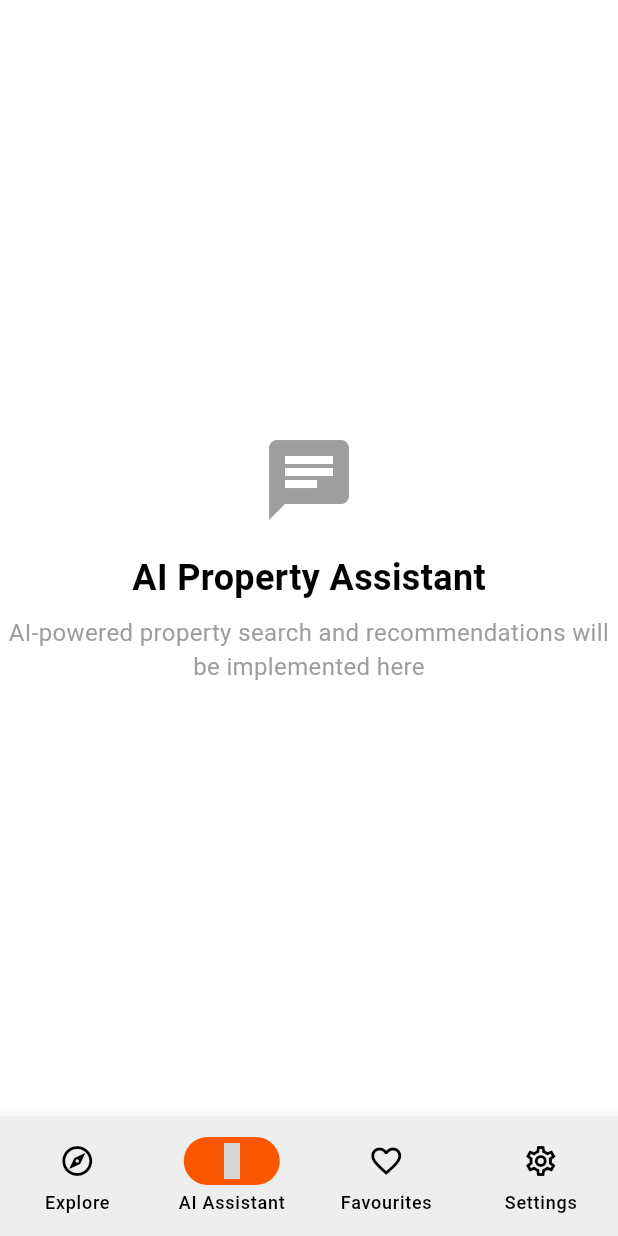
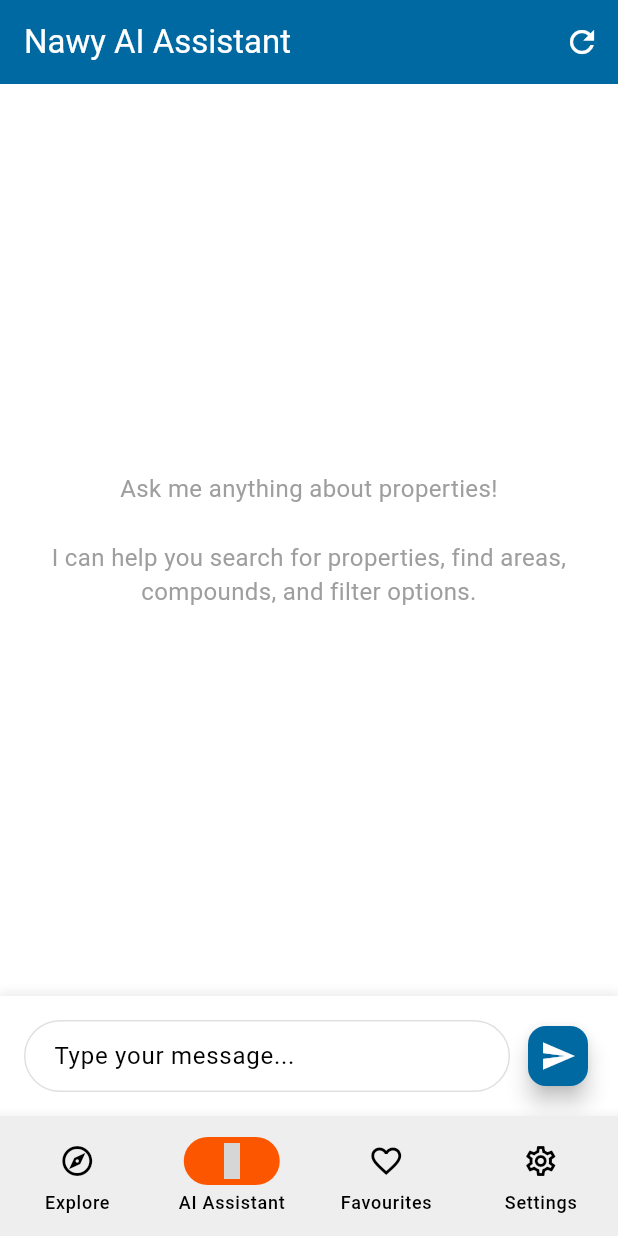
Before and after one commit to ISL270/nawy-ai-flutter-app, a Flutter app: the screen it shows after launch, item 2 of the bottom bar chosen, on a phone screen of 412 x 824 dp. Run offline on Flutter 3.47's test engine with Material 3 defaults, Android fonts, the phone set to English and light mode, and no system bars; our stand-ins replace bloc, cached_network_image, dio, equatable, firebase_ai, firebase_core and 8 more; accounts and stored records are empty; generated files the repository leaves out were written again; network calls fail; grey boxes are pictures that could not be loaded.

Commit message:
feat: implement AI assistant with Gemini integration for property search

```diff
--- /dev/null
+++ b/lib/app/features/ai_assistant/domain/ai_service.dart
@@ -0,0 +1,196 @@
+import 'package:firebase_ai/firebase_ai.dart';
+import 'package:injectable/injectable.dart';
+import 'package:nawy_app/app/features/search/domain/property_repository.dart';
+
+@singleton
+class AiService {
+  final PropertyRepository _propertyRepository;
+  late final GenerativeModel _model;
+
+  AiService(this._propertyRepository) {
+    _initializeModel();
+  }
+
+  void _initializeModel() {
+    // Define function declarations for property search
+    final searchPropertiesFunction = FunctionDeclaration(
+      'searchProperties',
+      'Search for real estate properties based on user criteria. This function can filter properties by location (area/compound), price range, number of bedrooms, and property type.',
+      parameters: {
+        'searchQuery': Schema.string(
+          description: 'General search query or keywords for property search',
+        ),
+        'areaIds': Schema.array(
+          description: 'List of area IDs to filter properties by location',
+          items: Schema.integer(),
+        ),
+        'compoundIds': Schema.array(
+          description: 'List of compound IDs to filter properties by specific compounds',
+          items: Schema.integer(),
+        ),
+        'minPrice': Schema.integer(description: 'Minimum price filter for properties in EGP'),
+        'maxPrice': Schema.integer(description: 'Maximum price filter for properties in EGP'),
+        'minBedrooms': Schema.integer(description: 'Minimum number of bedrooms required'),
+        'maxBedrooms': Schema.integer(description: 'Maximum number of bedrooms required'),
+        'propertyTypeIds': Schema.array(
+          description: 'List of property type IDs (e.g., apartment, villa, townhouse)',
+          items: Schema.integer(),
+        ),
+      },
+    );
+
+    final getAreasFunction = FunctionDeclaration(
+      'getAreas',
+      'Get all available areas/locations where properties are available. Use this to help users understand available locations.',
+      parameters: {},
+    );
+
+    final getCompoundsFunction = FunctionDeclaration(
+      'getCompounds',
+      'Get all available compounds/developments. Use this to help users find specific compounds or developments.',
+      parameters: {},
+    );
+
+    final getFilterOptionsFunction = FunctionDeclaration(
+      'getFilterOptions',
+      'Get all available filter options including property types, price ranges, and other filtering criteria.',
+      parameters: {},
+    );
+
+    // Initialize Gemini 2.5 Pro with function declarations
+    _model = FirebaseAI.googleAI().generativeModel(
+      model: 'gemini-2.5-pro',
+      tools: [
+        Tool.functionDeclarations([
+          searchPropertiesFunction,
+          getAreasFunction,
+          getCompoundsFunction,
+          getFilterOptionsFunction,
+        ]),
+      ],
+      systemInstruction: Content.system('''
+      You are a helpful real estate assistant for Nawy, Egypt's leading real estate platform.
+      You help users find their perfect property by understanding their needs and searching through available properties.
+
+      Available functions:
+      - searchProperties: Search for properties with filters
+      - getAreas: Get all available areas/locations
+      - getCompounds: Get all available compounds/developments
+      - getFilterOptions: Get available filter options
+
+      Key guidelines:
+      - Always be friendly and professional
+      - Ask clarifying questions when user requirements are unclear
+      - Use ONLY the exact function names provided above
+      - Provide detailed property information including price, location, bedrooms, and key features
+      - Help users understand different areas and compounds in Egypt
+      - Convert between different price formats (e.g., millions to actual numbers)
+      - Be knowledgeable about Egyptian real estate market
+
+      When users ask about properties, use the functions to find relevant results and present them in a clear, organized way.
+      '''),
+    );
+  }
+
+  ChatSession startNewChat() {
+    return _model.startChat();
+  }
+
+  Future<GenerateContentResponse> sendMessage(ChatSession chat, String message) async {
+    var response = await chat.sendMessage(Content.text(message));
+
+    // Handle function calls
+    final functionCalls = response.functionCalls.toList();
+    if (functionCalls.isNotEmpty) {
+      for (final functionCall in functionCalls) {
+        final functionResult = await _handleFunctionCall(functionCall);
+
+        // Send function result back to model
+        response = await chat.sendMessage(
+          Content.functionResponse(functionCall.name, functionResult),
+        );
+      }
+    }
+
+    return response;
+  }
+
+  Future<Map<String, dynamic>> _handleFunctionCall(FunctionCall functionCall) async {
+    switch (functionCall.name) {
+      case 'searchProperties':
+        final args = functionCall.args;
+        final searchResponse = await _propertyRepository.searchProperties(
+          searchQuery: args['searchQuery'] as String?,
+          areaIds: (args['areaIds'] as List<dynamic>?)?.cast<int>(),
+          compoundIds: (args['compoundIds'] as List<dynamic>?)?.cast<int>(),
+          minPrice: args['minPrice'] as int?,
+          maxPrice: args['maxPrice'] as int?,
+          minBedrooms: args['minBedrooms'] as int?,
+          maxBedrooms: args['maxBedrooms'] as int?,
+          propertyTypeIds: (args['propertyTypeIds'] as List<dynamic>?)?.cast<int>(),
+        );
+
+        return {
+          'properties': searchResponse.properties
+              .map(
+                (property) => {
+                  'id': property.id,
+                  'name': property.name,
+                  'area': property.area?.name,
+                  'compound': property.compound?.name,
+                  'developer': property.developer?.name,
+                  'propertyType': property.propertyType?.name,
+                  'minPrice': property.minPrice,
+                  'maxPrice': property.maxPrice,
+                  'currency': property.currency,
+                  'numberOfBedrooms': property.numberOfBedrooms,
+                  'numberOfBathrooms': property.numberOfBathrooms,
+                  'minUnitArea': property.minUnitArea,
+                  'maxUnitArea': property.maxUnitArea,
+                  'finishing': property.finishing,
+                  'newProperty': property.newProperty,
+                  'resale': property.resale,
+                  'financing': property.financing,
+                  'hasOffers': property.hasOffers,
+                  'offerTitle': property.offerTitle,
+                },
+              )
+              .toList(),
+          'totalCount': searchResponse.totalProperties,
+        };
+
+      case 'getAreas':
+        final areas = await _propertyRepository.getAreas();
+        return {
+          'areas': areas
+              .map((area) => {'id': area.id, 'name': area.name, 'slug': area.slug})
+              .toList(),
+        };
+
+      case 'getCompounds':
+        final compounds = await _propertyRepository.getCompounds();
+        return {
+          'compounds': compounds
+              .map((compound) => {'id': compound.id, 'name': compound.name, 'slug': compound.slug})
+              .toList(),
+        };
+
+      case 'getFilterOptions':
+        final filterOptions = await _propertyRepository.getFilterOptions();
+        return {
+          'propertyTypes':
+              filterOptions.propertyTypes
+                  ?.map((type) => {'id': type.id, 'name': type.name})
+                  .toList() ??
+              [],
+          'minPriceList': filterOptions.minPriceList,
+          'maxPriceList': filterOptions.maxPriceList,
+          'minBedrooms': filterOptions.minBedrooms,
+          'maxBedrooms': filterOptions.maxBedrooms,
+        };
+
+      default:
+        throw UnimplementedError('Function not implemented: ${functionCall.name}');
+    }
+  }
+}
--- /dev/null
+++ b/lib/app/features/ai_assistant/presentation/bloc/ai_assistant_event.dart
@@ -0,0 +1,21 @@
+part of 'ai_assistant_bloc.dart';
+
+abstract class AiAssistantEvent extends Equatable {
+  const AiAssistantEvent();
+
+  @override
+  List<Object> get props => [];
+}
+
+class StartNewChatEvent extends AiAssistantEvent {
+  const StartNewChatEvent();
+}
+
+class SendMessageEvent extends AiAssistantEvent {
+  final String message;
+
+  const SendMessageEvent(this.message);
+
+  @override
+  List<Object> get props => [message];
+}
--- /dev/null
+++ b/lib/app/features/ai_assistant/presentation/bloc/ai_assistant_state.dart
@@ -0,0 +1,56 @@
+part of 'ai_assistant_bloc.dart';
+
+final class AiAssistantState extends Equatable {
+  // Overall loading/error status
+  final VoidStatus status;
+
+  // Chat messages
+  final List<AssistantMessage> messages;
+
+  const AiAssistantState._({
+    required this.status,
+    required this.messages,
+  });
+
+  // Factory constructor for initial state
+  const AiAssistantState._initial()
+    : this._(
+        status: const Initial(),
+        messages: const [],
+      );
+
+  // Factory constructor - use this instead of default constructor
+  factory AiAssistantState.initial() => AiAssistantState._initial();
+
+  AiAssistantState _copyWith({
+    VoidStatus? status,
+    List<AssistantMessage>? messages,
+  }) {
+    return AiAssistantState._(
+      status: status ?? this.status,
+      messages: messages ?? this.messages,
+    );
+  }
+
+  // Public copyWith method
+  AiAssistantState copyWith({
+    VoidStatus? status,
+    List<AssistantMessage>? messages,
+  }) {
+    return _copyWith(
+      status: status,
+      messages: messages,
+    );
+  }
+
+  // Convenience getters for checking states
+  bool get isLoading => status.isLoading;
+  bool get hasError => status.isFailure;
+  bool get hasMessages => messages.isNotEmpty;
+
+  // Error message getter
+  String? get errorMessage => status.isFailure ? (status as Failure).message : null;
+
+  @override
+  List<Object?> get props => [status, messages];
+}
--- /dev/null
+++ b/lib/app/features/ai_assistant/presentation/models/assistant_message.dart
@@ -0,0 +1,18 @@
+import 'package:equatable/equatable.dart';
+
+class AssistantMessage extends Equatable {
+  final String id;
+  final String text;
+  final bool isUser;
+  final DateTime timestamp;
+
+  const AssistantMessage({
+    required this.id,
+    required this.text,
+    required this.isUser,
+    required this.timestamp,
+  });
+
+  @override
+  List<Object> get props => [id, text, isUser, timestamp];
+}
--- /dev/null
+++ b/lib/app/features/ai_assistant/presentation/pages/ai_assistant_page.dart
@@ -0,0 +1,277 @@
+import 'package:flutter/material.dart';
+import 'package:flutter_bloc/flutter_bloc.dart';
+import 'package:nawy_app/app/core/injection/injection.dart';
+import 'package:nawy_app/app/features/ai_assistant/domain/ai_service.dart';
+import 'package:nawy_app/app/features/ai_assistant/presentation/bloc/ai_assistant_bloc.dart';
+import 'package:nawy_app/app/features/ai_assistant/presentation/models/assistant_message.dart';
+
+class AiAssistantPage extends StatelessWidget {
+  const AiAssistantPage({super.key});
+
+  @override
+  Widget build(BuildContext context) {
+    return BlocProvider(
+      create: (context) => AiAssistantBloc(getIt<AiService>())..add(const StartNewChatEvent()),
+      child: const _AiAssistantView(),
+    );
+  }
+}
+
+class _AiAssistantView extends StatefulWidget {
+  const _AiAssistantView();
+
+  @override
+  State<_AiAssistantView> createState() => _AiAssistantViewState();
+}
+
+class _AiAssistantViewState extends State<_AiAssistantView> {
+  final TextEditingController _messageController = TextEditingController();
+  final ScrollController _scrollController = ScrollController();
+
+  @override
+  void dispose() {
+    _messageController.dispose();
+    _scrollController.dispose();
+    super.dispose();
+  }
+
+  void _sendMessage() {
+    final message = _messageController.text.trim();
+    if (message.isNotEmpty) {
+      context.read<AiAssistantBloc>().add(SendMessageEvent(message));
+      _messageController.clear();
+      _scrollToBottom();
+    }
+  }
+
+  void _scrollToBottom() {
+    WidgetsBinding.instance.addPostFrameCallback((_) {
+      if (_scrollController.hasClients) {
+        _scrollController.animateTo(
+          _scrollController.position.maxScrollExtent,
+          duration: const Duration(milliseconds: 300),
+          curve: Curves.easeOut,
+        );
+      }
+    });
+  }
+
+  @override
+  Widget build(BuildContext context) {
+    return Scaffold(
+      appBar: AppBar(
+        title: const Text('Nawy AI Assistant'),
+        backgroundColor: Theme.of(context).primaryColor,
+        foregroundColor: Colors.white,
+        actions: [
+          IconButton(
+            icon: const Icon(Icons.refresh),
+            onPressed: () {
+              context.read<AiAssistantBloc>().add(const StartNewChatEvent());
+            },
+          ),
+        ],
+      ),
+      body: BlocConsumer<AiAssistantBloc, AiAssistantState>(
+        listener: (context, state) {
+          if (state.hasMessages) {
+            _scrollToBottom();
+          }
+        },
+        builder: (context, state) {
+          if (state.status.isInitial) {
+            return const Center(child: CircularProgressIndicator());
+          }
+
+          return Column(
+            children: [
+              Expanded(
+                child: state.messages.isEmpty
+                    ? const Center(
+                        child: Text(
+                          'Ask me anything about properties!\n\nI can help you search for properties, find areas, compounds, and filter options.',
+                          textAlign: TextAlign.center,
+                          style: TextStyle(
+                            fontSize: 16,
+                            color: Colors.grey,
+                          ),
+                        ),
+                      )
+                    : ListView.builder(
+                        controller: _scrollController,
+                        padding: const EdgeInsets.all(16),
+                        itemCount: state.messages.length,
+                        reverse: true,
+                        itemBuilder: (context, index) {
+                          final message = state.messages[index];
+                          return _AssistantBubble(message: message);
+                        },
+                      ),
+              ),
+              if (state.isLoading)
+                Container(
+                  padding: const EdgeInsets.symmetric(horizontal: 16, vertical: 8),
+                  child: Row(
+                    children: [
+                      Container(
+                        width: 40,
+                        height: 40,
+                        decoration: BoxDecoration(
+                          color: Colors.grey[300],
+                          shape: BoxShape.circle,
+                        ),
+                        child: const Icon(Icons.smart_toy, color: Colors.grey),
+                      ),
+                      const SizedBox(width: 12),
+                      const SizedBox(
+                        width: 16,
+                        height: 16,
+                        child: CircularProgressIndicator(strokeWidth: 2),
+                      ),
+                      const SizedBox(width: 8),
+                      const Text('AI is typing...', style: TextStyle(color: Colors.grey)),
+                    ],
+                  ),
+                ),
+              if (state.hasError)
+                Container(
+                  padding: const EdgeInsets.all(16),
+                  margin: const EdgeInsets.all(16),
+                  decoration: BoxDecoration(
+                    color: Colors.red[50],
+                    borderRadius: BorderRadius.circular(8),
+                    border: Border.all(color: Colors.red[200]!),
+                  ),
+                  child: Row(
+                    children: [
+                      Icon(Icons.error_outline, color: Colors.red[600]),
+                      const SizedBox(width: 8),
+                      Expanded(
+                        child: Text(
+                          state.errorMessage ?? 'An error occurred',
+                          style: TextStyle(color: Colors.red[600]),
+                        ),
+                      ),
+                    ],
+                  ),
+                ),
+              Container(
+                padding: const EdgeInsets.all(16),
+                decoration: BoxDecoration(
+                  color: Colors.white,
+                  boxShadow: [
+                    BoxShadow(
+                      color: Colors.grey.withOpacity(0.2),
+                      spreadRadius: 1,
+                      blurRadius: 5,
+                      offset: const Offset(0, -2),
+                    ),
+                  ],
+                ),
+                child: Row(
+                  children: [
+                    Expanded(
+                      child: TextField(
+                        controller: _messageController,
+                        decoration: InputDecoration(
+                          hintText: 'Type your message...',
+                          border: OutlineInputBorder(
+                            borderRadius: BorderRadius.circular(25),
+                            borderSide: BorderSide(color: Colors.grey[300]!),
+                          ),
+                          enabledBorder: OutlineInputBorder(
+                            borderRadius: BorderRadius.circular(25),
+                            borderSide: BorderSide(color: Colors.grey[300]!),
+                          ),
+                          focusedBorder: OutlineInputBorder(
+                            borderRadius: BorderRadius.circular(25),
+                            borderSide: BorderSide(color: Theme.of(context).primaryColor),
+                          ),
+                          contentPadding: const EdgeInsets.symmetric(
+                            horizontal: 16,
+                            vertical: 12,
+                          ),
+                        ),
+                        maxLines: null,
+                        textInputAction: TextInputAction.send,
+                        onSubmitted: (_) => _sendMessage(),
+                      ),
+                    ),
+                    const SizedBox(width: 8),
+                    FloatingActionButton(
+                      onPressed: _sendMessage,
+                      mini: true,
+                      backgroundColor: Theme.of(context).primaryColor,
+                      child: const Icon(Icons.send, color: Colors.white),
+                    ),
+                  ],
+                ),
+              ),
+            ],
+          );
+        },
+      ),
+    );
+  }
+}
+
+class _AssistantBubble extends StatelessWidget {
+  final AssistantMessage message;
+
+  const _AssistantBubble({required this.message});
+
+  @override
+  Widget build(BuildContext context) {
+    return Padding(
+      padding: const EdgeInsets.only(bottom: 16),
+      child: Row(
+        mainAxisAlignment: message.isUser ? MainAxisAlignment.end : MainAxisAlignment.start,
+        crossAxisAlignment: CrossAxisAlignment.start,
+        children: [
+          if (!message.isUser) ...[
+            Container(
+              width: 40,
+              height: 40,
+              decoration: BoxDecoration(
+                color: Colors.grey[300],
+                shape: BoxShape.circle,
+              ),
+              child: const Icon(Icons.smart_toy, color: Colors.grey),
+            ),
+            const SizedBox(width: 12),
+          ],
+          Flexible(
+            child: Container(
+              padding: const EdgeInsets.all(12),
+              decoration: BoxDecoration(
+                color: message.isUser
+                    ? Theme.of(context).primaryColor
+                    : Colors.grey[200],
+                borderRadius: BorderRadius.circular(16),
+              ),
+              child: Text(
+                message.text,
+                style: TextStyle(
+                  color: message.isUser ? Colors.white : Colors.black87,
+                  fontSize: 16,
+                ),
+              ),
+            ),
+          ),
+          if (message.isUser) ...[
+            const SizedBox(width: 12),
+            Container(
+              width: 40,
+              height: 40,
+              decoration: BoxDecoration(
+                color: Theme.of(context).primaryColor,
+                shape: BoxShape.circle,
+              ),
+              child: const Icon(Icons.person, color: Colors.white),
+            ),
+          ],
+        ],
+      ),
+    );
+  }
+}
--- a/lib/app/features/home/presentation/pages/home_page.dart
+++ b/lib/app/features/home/presentation/pages/home_page.dart
@@ -6,7 +6,7 @@ import 'package:nawy_app/app/features/favorites/data/favorites_repository.dart';
 import 'package:nawy_app/app/features/favorites/presentation/bloc/favorites_bloc_exports.dart';
 
 import '../../../search/presentation/explore_page.dart';
-import 'ai_chat_page.dart';
+import '../../../ai_assistant/presentation/pages/ai_assistant_page.dart';
 import 'favourites_page.dart';
 import 'settings_page.dart';
 
@@ -24,7 +24,7 @@ class _HomePageState extends State<HomePage> {
 
   final List<Widget> _pages = [
     const ExplorePage(),
-    const AiChatPage(),
+    const AiAssistantPage(),
     const FavouritesPage(),
     const SettingsPage(),
   ];
```
Also changed, not shown: lib/app/features/ai_assistant/presentation/bloc/ai_assistant_bloc.dart (added, +72 -0 lines), lib/main.dart (+3 -4 lines), lib/app/core/injection/injection.config.dart, pubspec.lock, 3 other files.
